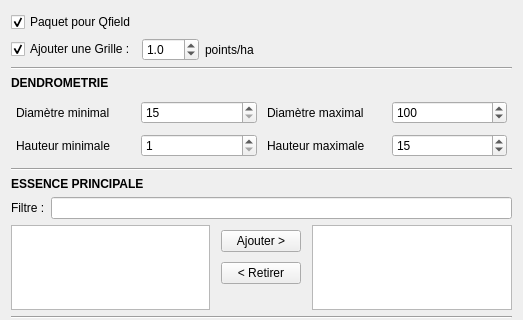
First picture: the form in Qracines/modules/expertise/create/expertise_create.ui, repository paul-carteron/Qracines, before the edit; both pictures show x 0 to 523 and y 0 to 320 of the 523 by 795 pixel window.
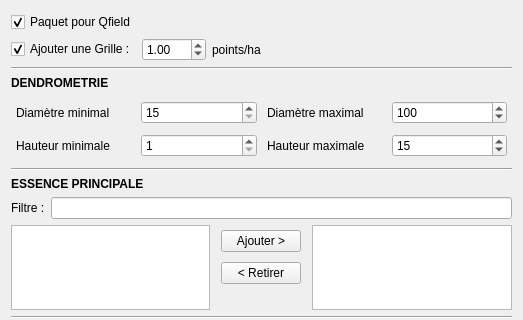
Second picture: the form after the edit. Custom widgets are drawn as their Qt base class.

What changed in the file:
```diff
--- a/Qracines/modules/expertise/create/expertise_create.ui
+++ b/Qracines/modules/expertise/create/expertise_create.ui
@@ -68,7 +68,10 @@
      <item>
       <widget class="QDoubleSpinBox" name="dsp_points_per_ha">
        <property name="decimals">
-        <number>1</number>
+        <number>2</number>
+       </property>
+       <property name="maximum">
+        <double>100.000000000000000</double>
        </property>
        <property name="singleStep">
         <double>0.500000000000000</double>
```
Left out of the diff: 2 changed lines with no effect on the pictures.
